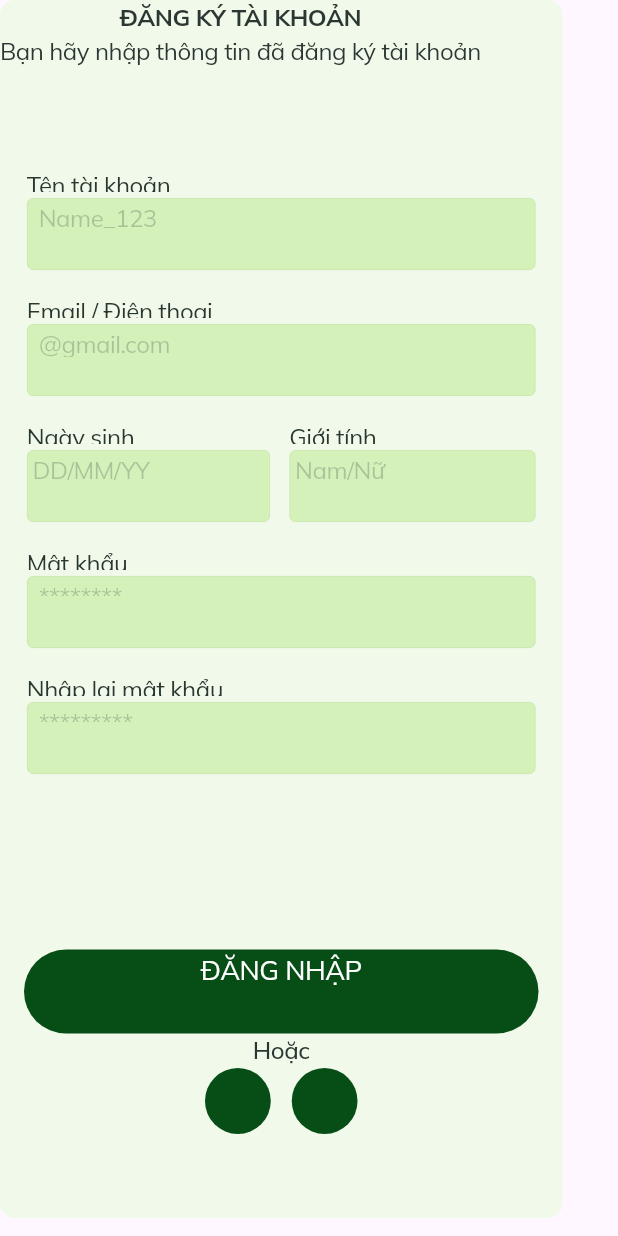
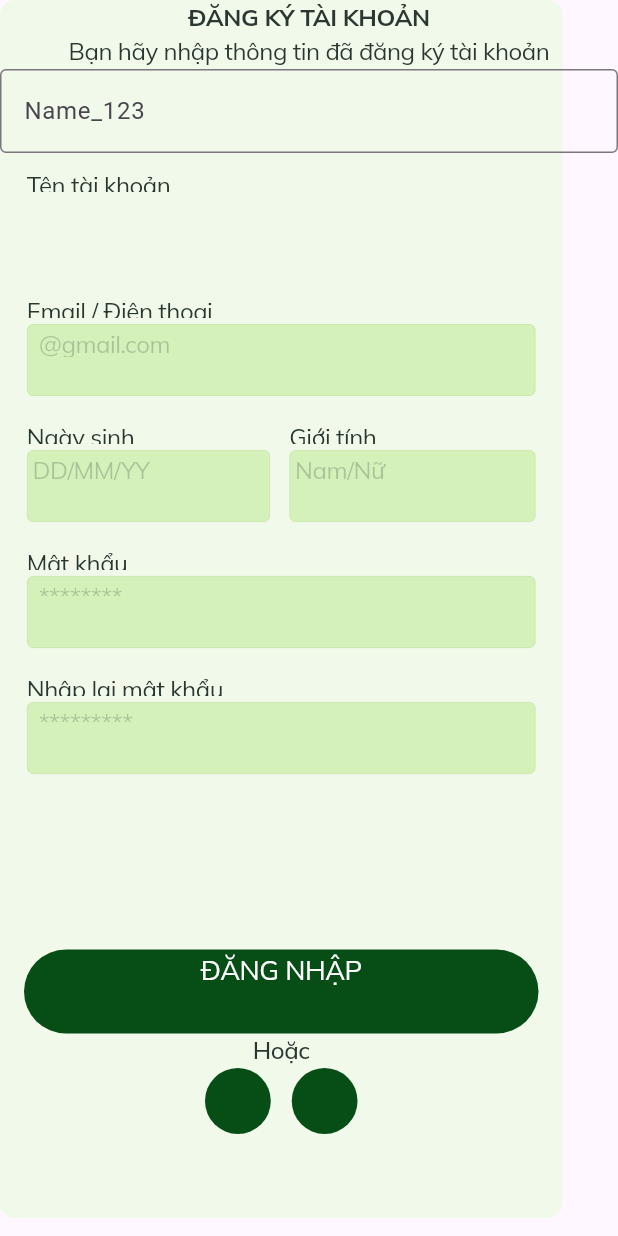
Before and after one commit to TaQuangKhoi/ex_book, a Flutter app: the screen it shows after launch, on a phone screen of 412 x 824 dp. Run offline on Flutter 3.47's test engine with Material 2 defaults, Android fonts, the phone set to English and light mode, and no system bars; our stand-ins replace flutter_svg, google_fonts.

Commit message:
Thiết kế lại 2 thành phần với Flutter chính gốc

```diff
--- a/lib/pages/sign_up_page.dart
+++ b/lib/pages/sign_up_page.dart
@@ -11,7 +11,9 @@ class _SignUpPageState extends State<SignUpPage> {
   @override
   Widget build(BuildContext context) {
     return Scaffold(
-      body: Container(
+      body: Stack(
+        children: [
+          Container(
             width: 375,
             height: 812,
             clipBehavior: Clip.antiAlias,
@@ -23,33 +25,6 @@ class _SignUpPageState extends State<SignUpPage> {
             ),
             child: Stack(
               children: [
-            Text.rich(
-              TextSpan(
-                children: [
-                  TextSpan(
-                    text: 'ĐĂNG KÝ TÀI KHOẢN\n',
-                    style: TextStyle(
-                      color: Color(0xFF2A3732),
-                      fontSize: 16,
-                      fontFamily: 'Mulish',
-                      fontWeight: FontWeight.w700,
-                      letterSpacing: -0.30,
-                    ),
-                  ),
-                  TextSpan(
-                    text: 'Bạn hãy nhập thông tin đã đăng ký tài khoản',
-                    style: TextStyle(
-                      color: Color(0xFF2A3732),
-                      fontSize: 16,
-                      fontFamily: 'Mulish',
-                      fontWeight: FontWeight.w400,
-                      letterSpacing: -0.30,
-                    ),
-                  ),
-                ],
-              ),
-              textAlign: TextAlign.center,
-            ),
                 Positioned(
                   left: 18,
                   top: 112,
@@ -58,42 +33,42 @@ class _SignUpPageState extends State<SignUpPage> {
                     height: 68,
                     child: Stack(
                       children: [
-                    Positioned(
-                      left: 0,
-                      top: 20,
-                      child: Container(
-                        width: 339,
-                        height: 48,
-                        decoration: ShapeDecoration(
-                          color: Color(0xFFD4F1BA),
-                          shape: RoundedRectangleBorder(
-                            side: BorderSide(width: 0.50, color: Color(0xFFC2E4A5)),
-                            borderRadius: BorderRadius.circular(4),
-                          ),
-                        ),
-                      ),
-                    ),
-                    Positioned(
-                      left: 7.91,
-                      top: 22,
-                      child: SizedBox(
-                        width: 323.19,
-                        height: 46,
-                        child: Opacity(
-                          opacity: 0.50,
-                          child: Text(
-                            'Name_123',
-                            style: TextStyle(
-                              color: Color(0x7F293731),
-                              fontSize: 16,
-                              fontFamily: 'Mulish',
-                              fontWeight: FontWeight.w400,
-                              letterSpacing: -0.30,
-                            ),
-                          ),
-                        ),
-                      ),
-                    ),
+                        // Positioned(
+                        //   left: 0,
+                        //   top: 20,
+                        //   child: Container(
+                        //     width: 339,
+                        //     height: 48,
+                        //     decoration: ShapeDecoration(
+                        //       color: Color(0xFFD4F1BA),
+                        //       shape: RoundedRectangleBorder(
+                        //         side: BorderSide(width: 0.50, color: Color(0xFFC2E4A5)),
+                        //         borderRadius: BorderRadius.circular(4),
+                        //       ),
+                        //     ),
+                        //   ),
+                        // ),
+                        // Positioned(
+                        //   left: 7.91,
+                        //   top: 22,
+                        //   child: SizedBox(
+                        //     width: 323.19,
+                        //     height: 46,
+                        //     child: Opacity(
+                        //       opacity: 0.50,
+                        //       child: Text(
+                        //         'Name_123',
+                        //         style: TextStyle(
+                        //           color: Color(0x7F293731),
+                        //           fontSize: 16,
+                        //           fontFamily: 'Mulish',
+                        //           fontWeight: FontWeight.w400,
+                        //           letterSpacing: -0.30,
+                        //         ),
+                        //       ),
+                        //     ),
+                        //   ),
+                        // ),
                         Positioned(
                           left: 0,
                           top: 0,
@@ -133,7 +108,8 @@ class _SignUpPageState extends State<SignUpPage> {
                             decoration: ShapeDecoration(
                               color: Color(0xFFD4F1BA),
                               shape: RoundedRectangleBorder(
-                            side: BorderSide(width: 0.50, color: Color(0xFFC2E4A5)),
+                                side: BorderSide(
+                                    width: 0.50, color: Color(0xFFC2E4A5)),
                                 borderRadius: BorderRadius.circular(4),
                               ),
                             ),
@@ -199,7 +175,8 @@ class _SignUpPageState extends State<SignUpPage> {
                             decoration: ShapeDecoration(
                               color: Color(0xFFD4F1BA),
                               shape: RoundedRectangleBorder(
-                            side: BorderSide(width: 0.50, color: Color(0xFFC2E4A5)),
+                                side: BorderSide(
+                                    width: 0.50, color: Color(0xFFC2E4A5)),
                                 borderRadius: BorderRadius.circular(4),
                               ),
                             ),
@@ -265,7 +242,8 @@ class _SignUpPageState extends State<SignUpPage> {
                             decoration: ShapeDecoration(
                               color: Color(0xFFD4F1BA),
                               shape: RoundedRectangleBorder(
-                            side: BorderSide(width: 0.50, color: Color(0xFFC2E4A5)),
+                                side: BorderSide(
+                                    width: 0.50, color: Color(0xFFC2E4A5)),
                                 borderRadius: BorderRadius.circular(4),
                               ),
                             ),
@@ -331,7 +309,8 @@ class _SignUpPageState extends State<SignUpPage> {
                             decoration: ShapeDecoration(
                               color: Color(0xFFD4F1BA),
                               shape: RoundedRectangleBorder(
-                            side: BorderSide(width: 0.50, color: Color(0xFFC2E4A5)),
+                                side: BorderSide(
+                                    width: 0.50, color: Color(0xFFC2E4A5)),
                                 borderRadius: BorderRadius.circular(4),
                               ),
                             ),
@@ -397,7 +376,8 @@ class _SignUpPageState extends State<SignUpPage> {
                             decoration: ShapeDecoration(
                               color: Color(0xFFD4F1BA),
                               shape: RoundedRectangleBorder(
-                            side: BorderSide(width: 0.50, color: Color(0xFFC2E4A5)),
+                                side: BorderSide(
+                                    width: 0.50, color: Color(0xFFC2E4A5)),
                                 borderRadius: BorderRadius.circular(4),
                               ),
                             ),
@@ -549,9 +529,7 @@ class _SignUpPageState extends State<SignUpPage> {
                                   height: 24,
                                   clipBehavior: Clip.antiAlias,
                                   decoration: BoxDecoration(),
-                              child: Stack(children: [
-
-                              ]),
+                                  child: Stack(children: []),
                                 ),
                               ),
                               Positioned(
@@ -562,9 +540,7 @@ class _SignUpPageState extends State<SignUpPage> {
                                   height: 24,
                                   clipBehavior: Clip.antiAlias,
                                   decoration: BoxDecoration(),
-                              child: Stack(children: [
-
-                              ]),
+                                  child: Stack(children: []),
                                 ),
                               ),
                             ],
@@ -574,9 +550,48 @@ class _SignUpPageState extends State<SignUpPage> {
                     ),
                   ),
                 ),
-
               ],
             ),
+          ),
+          Column(
+            mainAxisAlignment: MainAxisAlignment.start,
+            children: [
+              Text.rich(
+                TextSpan(
+                  children: [
+                    TextSpan(
+                      text: 'ĐĂNG KÝ TÀI KHOẢN\n',
+                      style: TextStyle(
+                        color: Color(0xFF2A3732),
+                        fontSize: 16,
+                        fontFamily: 'Mulish',
+                        fontWeight: FontWeight.w700,
+                        letterSpacing: -0.30,
+                      ),
+                    ),
+                    TextSpan(
+                      text: 'Bạn hãy nhập thông tin đã đăng ký tài khoản',
+                      style: TextStyle(
+                        color: Color(0xFF2A3732),
+                        fontSize: 16,
+                        fontFamily: 'Mulish',
+                        fontWeight: FontWeight.w400,
+                        letterSpacing: -0.30,
+                      ),
+                    ),
+                  ],
+                ),
+                textAlign: TextAlign.center,
+              ),
+              TextField(
+                decoration: InputDecoration(
+                  border: OutlineInputBorder(),
+                  hintText: 'Name_123',
+                ),
+              ),
+            ],
+          )
+        ],
       ),
     );
   }
```
Lines whose indentation alone changed are shown as unchanged.
